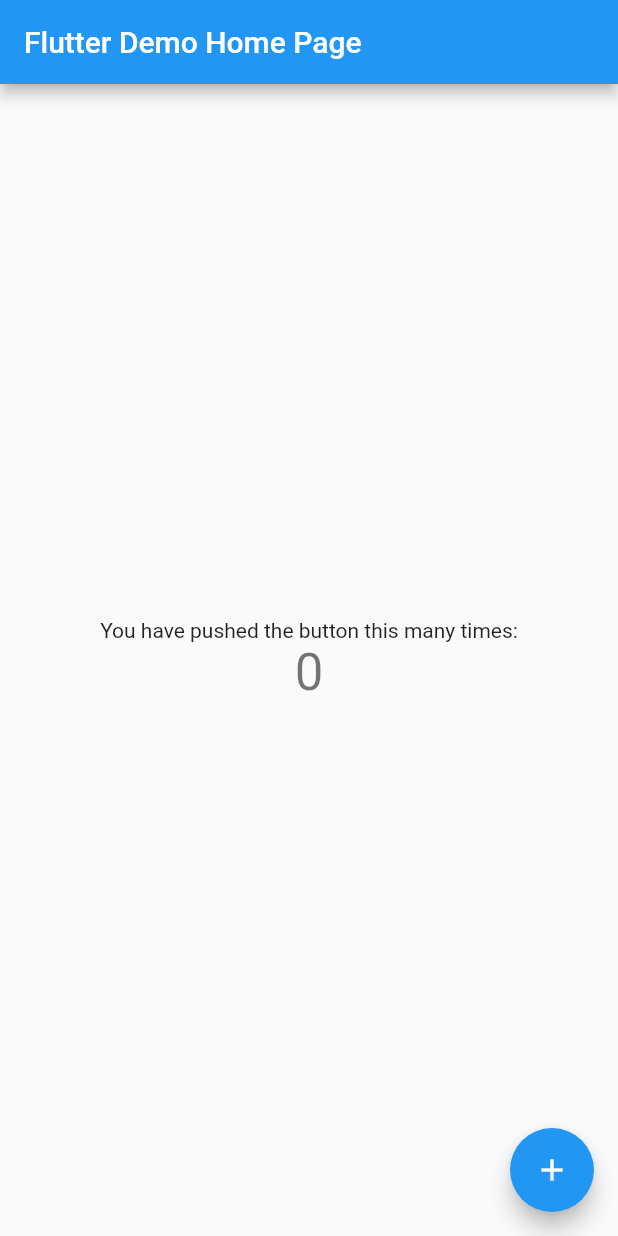
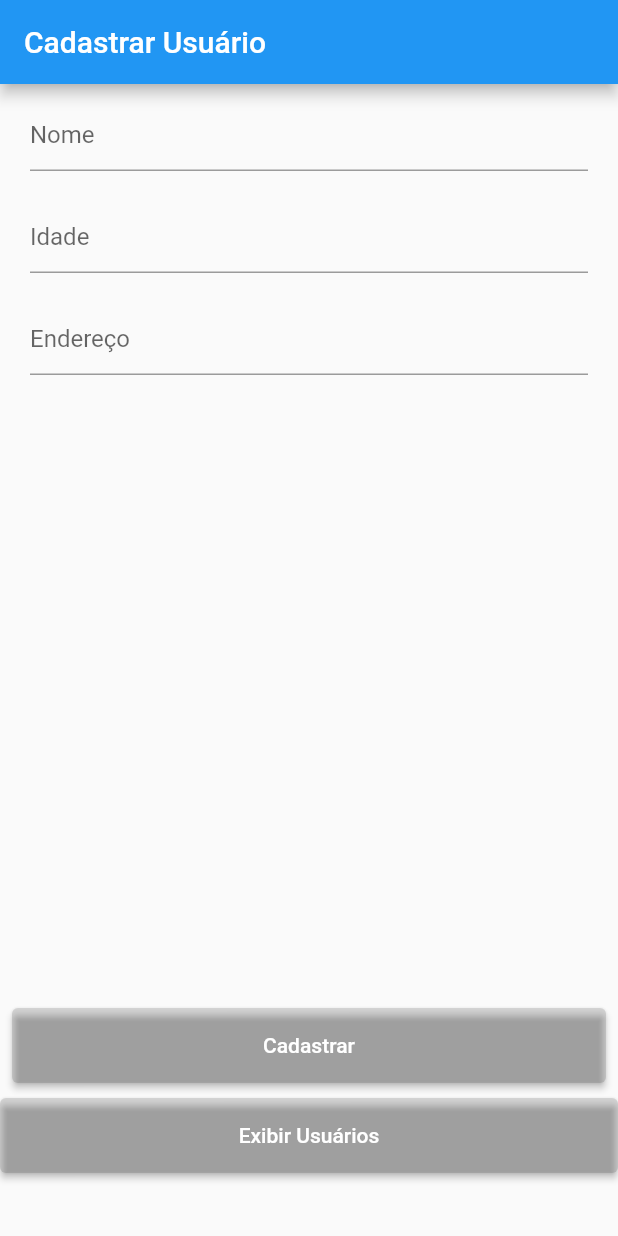
Before and after one commit to ricardotenorio/shared-pref-flutter, a Flutter app: the screen it shows after launch, on a phone screen of 412 x 824 dp. Run offline on Flutter 3.47's test engine with Material 2 defaults, Android fonts, the phone set to English and light mode, and no system bars; our stand-ins replace get, shared_preferences.

Commit message:
páginas adicionadas

```diff
--- /dev/null
+++ b/lib/home_page.dart
@@ -0,0 +1,109 @@
+import 'dart:convert';
+
+import 'package:flutter/material.dart';
+import 'package:flutter/services.dart';
+import 'package:get/get.dart';
+import 'package:shared_pref/list_users_page.dart';
+import 'package:shared_pref/user.dart';
+import 'package:shared_pref/user_controller.dart';
+
+class HomePage extends StatefulWidget {
+  const HomePage({Key? key}) : super(key: key);
+
+  @override
+  State<HomePage> createState() => _HomePageState();
+}
+
+class _HomePageState extends State<HomePage> {
+  UserController userController = UserController();
+
+  TextEditingController nameController = TextEditingController();
+  TextEditingController ageController = TextEditingController();
+  TextEditingController addressController = TextEditingController();
+
+  List<Map<String, dynamic>> users = [];
+
+  @override
+  Widget build(BuildContext context) {
+    return
+    Scaffold(
+        appBar: AppBar(
+          title: const Text('Cadastrar Usuário'),
+        ),
+        body: SingleChildScrollView(
+          child: Column(
+            mainAxisAlignment: MainAxisAlignment.center,
+            children: <Widget>[
+              Padding(
+                padding: const EdgeInsets.symmetric(horizontal: 20, vertical: 10),
+                child: TextField(
+                  controller: nameController,
+                  decoration: const InputDecoration(
+                    border: UnderlineInputBorder(),
+                    hintText: 'Nome',
+                  ),
+                ),
+              ),
+              Padding(
+                padding: const EdgeInsets.symmetric(horizontal: 20, vertical: 10),
+                child: TextField(
+                  controller: ageController,
+                  decoration: const InputDecoration(
+                    border: UnderlineInputBorder(),
+                    hintText: 'Idade',
+                  ),
+                  inputFormatters: [FilteringTextInputFormatter.digitsOnly],
+                ),
+              ),
+              Padding(
+                padding: const EdgeInsets.symmetric(horizontal: 20, vertical: 10),
+                child: TextField(
+                  controller: addressController,
+                  decoration: const InputDecoration(
+                    border: UnderlineInputBorder(),
+                    hintText: 'Endereço',
+                  ),
+                ),
+              ),
+              Padding(
+                padding: EdgeInsets.fromLTRB(8, MediaQuery.of(context).size.height / 2, 8, 10),
+                child:
+                  ElevatedButton(
+                    onPressed: () => _registerUser(context),
+                    style: ElevatedButton.styleFrom(
+                      primary: Colors.black12,
+                      minimumSize: const Size.fromHeight(50)
+                    ),
+                    child: const Text('Cadastrar'),
+                  )
+              ),
+              ElevatedButton(
+                onPressed: () => Get.to(ListUsersPage()),
+                style: ElevatedButton.styleFrom(
+                      primary: Colors.black12,
+                      minimumSize: const Size.fromHeight(50)
+                ),
+                child: const Text('Exibir Usuários'),
+              )
+            ],
+          ),
+        ),
+    );
+  }
+
+  void _registerUser(context) {
+    users.add
+      (
+        User.toMap
+          (
+            User
+              (
+                name: nameController.text,
+                age: ageController.text,
+                address: addressController.text
+              )
+          )
+      );
+      userController.add('users', jsonEncode(users));
+  }
+}
--- a/lib/main.dart
+++ b/lib/main.dart
@@ -1,4 +1,6 @@
 import 'package:flutter/material.dart';
+import 'package:get/get.dart';
+import 'package:shared_pref/home_page.dart';
 
 void main() {
   runApp(const MyApp());
@@ -7,109 +9,16 @@ void main() {
 class MyApp extends StatelessWidget {
   const MyApp({Key? key}) : super(key: key);
 
-  // This widget is the root of your application.
   @override
   Widget build(BuildContext context) {
-    return MaterialApp(
-      title: 'Flutter Demo',
+    const appTitle = 'Shared Preferences Demo';
+
+    return GetMaterialApp(
+      title: appTitle,
       theme: ThemeData(
-        // This is the theme of your application.
-        //
-        // Try running your application with "flutter run". You'll see the
-        // application has a blue toolbar. Then, without quitting the app, try
-        // changing the primarySwatch below to Colors.green and then invoke
-        // "hot reload" (press "r" in the console where you ran "flutter run",
-        // or simply save your changes to "hot reload" in a Flutter IDE).
-        // Notice that the counter didn't reset back to zero; the application
-        // is not restarted.
         primarySwatch: Colors.blue,
       ),
-      home: const MyHomePage(title: 'Flutter Demo Home Page'),
+      home: HomePage(),
     );
   }
 }
-
-class MyHomePage extends StatefulWidget {
-  const MyHomePage({Key? key, required this.title}) : super(key: key);
-
-  // This widget is the home page of your application. It is stateful, meaning
-  // that it has a State object (defined below) that contains fields that affect
-  // how it looks.
-
-  // This class is the configuration for the state. It holds the values (in this
-  // case the title) provided by the parent (in this case the App widget) and
-  // used by the build method of the State. Fields in a Widget subclass are
-  // always marked "final".
-
-  final String title;
-
-  @override
-  State<MyHomePage> createState() => _MyHomePageState();
-}
-
-class _MyHomePageState extends State<MyHomePage> {
-  int _counter = 0;
-
-  void _incrementCounter() {
-    setState(() {
-      // This call to setState tells the Flutter framework that something has
-      // changed in this State, which causes it to rerun the build method below
-      // so that the display can reflect the updated values. If we changed
-      // _counter without calling setState(), then the build method would not be
-      // called again, and so nothing would appear to happen.
-      _counter++;
-    });
-  }
-
-  @override
-  Widget build(BuildContext context) {
-    // This method is rerun every time setState is called, for instance as done
-    // by the _incrementCounter method above.
-    //
-    // The Flutter framework has been optimized to make rerunning build methods
-    // fast, so that you can just rebuild anything that needs updating rather
-    // than having to individually change instances of widgets.
-    return Scaffold(
-      appBar: AppBar(
-        // Here we take the value from the MyHomePage object that was created by
-        // the App.build method, and use it to set our appbar title.
-        title: Text(widget.title),
-      ),
-      body: Center(
-        // Center is a layout widget. It takes a single child and positions it
-        // in the middle of the parent.
-        child: Column(
-          // Column is also a layout widget. It takes a list of children and
-          // arranges them vertically. By default, it sizes itself to fit its
-          // children horizontally, and tries to be as tall as its parent.
-          //
-          // Invoke "debug painting" (press "p" in the console, choose the
-          // "Toggle Debug Paint" action from the Flutter Inspector in Android
-          // Studio, or the "Toggle Debug Paint" command in Visual Studio Code)
-          // to see the wireframe for each widget.
-          //
-          // Column has various properties to control how it sizes itself and
-          // how it positions its children. Here we use mainAxisAlignment to
-          // center the children vertically; the main axis here is the vertical
-          // axis because Columns are vertical (the cross axis would be
-          // horizontal).
-          mainAxisAlignment: MainAxisAlignment.center,
-          children: <Widget>[
-            const Text(
-              'You have pushed the button this many times:',
-            ),
-            Text(
-              '$_counter',
-              style: Theme.of(context).textTheme.headline4,
-            ),
-          ],
-        ),
-      ),
-      floatingActionButton: FloatingActionButton(
-        onPressed: _incrementCounter,
-        tooltip: 'Increment',
-        child: const Icon(Icons.add),
-      ), // This trailing comma makes auto-formatting nicer for build methods.
-    );
-  }
-}
```
Also changed, not shown: lib/list_users_page.dart (added, +53 -0 lines), lib/user_controller.dart (+8 -8 lines).
